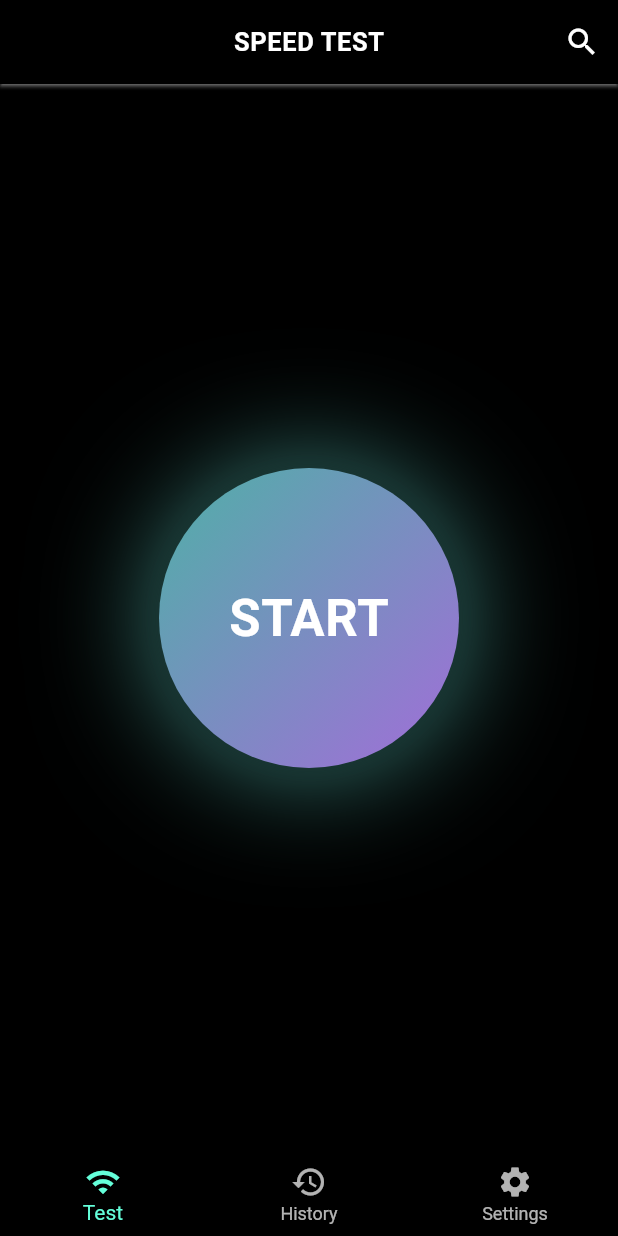
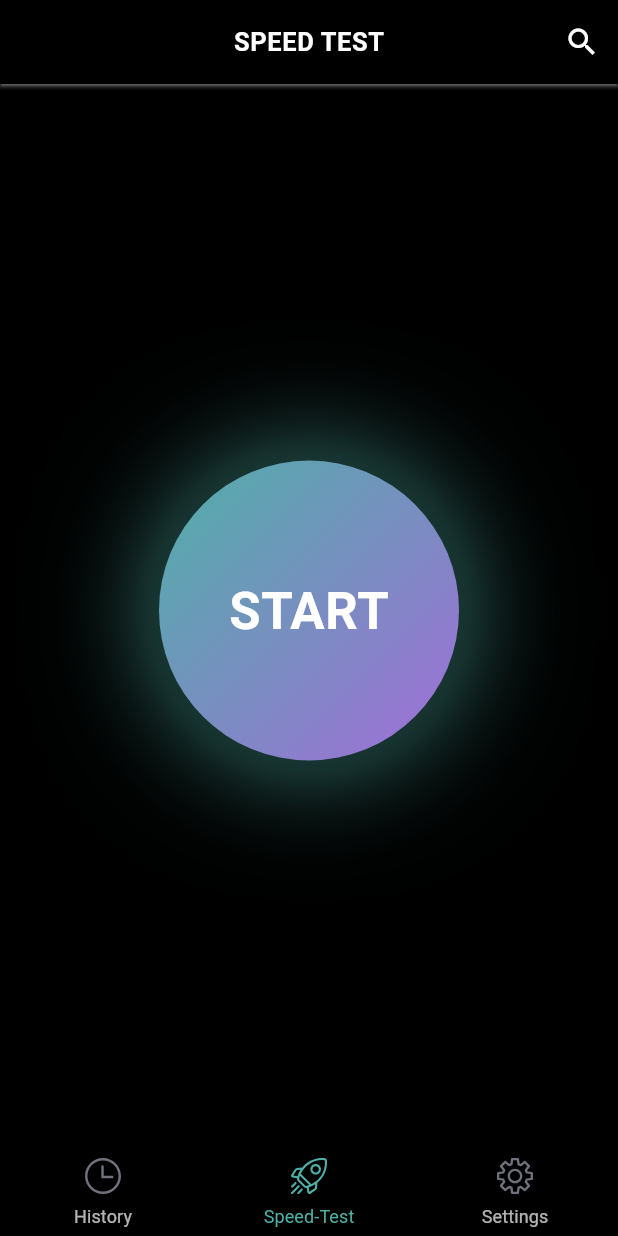
Before and after one commit to vfiruz97/speed_test, a Flutter app: the screen it shows after launch, item 2 of the bottom bar chosen, after a tap on "START", after a tap on "CANCEL", on a phone screen of 412 x 824 dp. Run offline on Flutter 3.47's test engine with Material 2 defaults, Android fonts, the phone set to English and light mode, and no system bars; our stand-ins replace bloc, convert, dartz, device_info_plus, flutter_bloc, flutter_slidable and 3 more; missing offline and left inert: flutter_speedometer, internet_speed_test, network_info_plus; generated files the repository leaves out were written again; Roboto replaces fonts that are missing (Montserrat, SF Pro Display, SF Pro Text); statements that could not run were skipped.

Commit message:
changed bottom navigation

```diff
--- a/lib/application/page_navigation/page_navigation_event.dart
+++ b/lib/application/page_navigation/page_navigation_event.dart
@@ -4,7 +4,7 @@ part of 'page_navigation_bloc.dart';
 abstract class PageNavigationEvent with _$PageNavigationEvent {
   const factory PageNavigationEvent.changedCurrentPage({
     @Default(PageName.startPage) PageName newCurrentPage,
-    @Default(0) int newCurrentBottomNavigationIndex,
+    @Default(1) int newCurrentBottomNavigationIndex,
     @Default(0) dynamic data,
   }) = _PageNavigationEvent;
 }
--- a/lib/application/page_navigation/page_navigation_state.dart
+++ b/lib/application/page_navigation/page_navigation_state.dart
@@ -10,7 +10,7 @@ abstract class PageNavigationState with _$PageNavigationState {
 
   factory PageNavigationState.initial() => const PageNavigationState(
         currentPageName: PageName.startPage,
-        currentBottomNavigationIndex: 0,
+        currentBottomNavigationIndex: 1,
         data: 0,
       );
 }
--- a/lib/main.dart
+++ b/lib/main.dart
@@ -4,6 +4,7 @@ import 'package:flutter_bloc/flutter_bloc.dart';
 import 'package:speed_test/application/notification/notification_bloc.dart';
 import 'package:speed_test/application/page_navigation/page_navigation_bloc.dart';
 import 'package:speed_test/application/rate/rate_bloc.dart';
+import 'package:speed_test/presentation/asserts/style.dart';
 import 'package:speed_test/presentation/core/main_page.dart';
 import 'package:speed_test/presentation/subscription/subscription_page.dart';
 
@@ -20,6 +21,8 @@ class SpeedTestApp extends StatelessWidget {
           scaffoldBackgroundColor: Colors.black,
           bottomNavigationBarTheme: const BottomNavigationBarThemeData(
             backgroundColor: Colors.black,
+            selectedLabelStyle: Style.bottomNavSelectedLabelStyle,
+            selectedItemColor: Color.fromRGBO(79, 176, 167, 1),
           ),
           appBarTheme: AppBarTheme.of(context).copyWith(
             backgroundColor: Colors.black,
--- a/lib/presentation/asserts/style.dart
+++ b/lib/presentation/asserts/style.dart
@@ -258,4 +258,11 @@ class Style {
     letterSpacing: 0.41,
     color: Color.fromRGBO(74, 89, 103, 1),
   );
+
+  static const bottomNavSelectedLabelStyle = TextStyle(
+    fontFamily: "Montserrat",
+    fontWeight: FontWeight.w400,
+    fontSize: 12,
+    letterSpacing: 0.08,
+  );
 }
--- a/lib/presentation/core/functions/app_bar.dart
+++ b/lib/presentation/core/functions/app_bar.dart
@@ -17,10 +17,10 @@ AppBar buildAppBar() {
       builder: (context, state) {
         switch (state.currentBottomNavigationIndex) {
           case 0:
-            return const Text('SPEED TEST', style: Style.appBarTitleStyle);
+            return const Text('HISTORY', style: Style.appBarTitleStyle);
             break;
           case 1:
-            return const Text('HISTORY', style: Style.appBarTitleStyle);
+            return const Text('SPEED TEST', style: Style.appBarTitleStyle);
             break;
           case 2:
             return const Text('SETTINGS', style: Style.appBarTitleStyle);
@@ -41,7 +41,7 @@ AppBar buildAppBar() {
                   BlocProvider.of<PageNavigationBloc>(context).add(
                     const PageNavigationEvent.changedCurrentPage(
                       newCurrentPage: PageName.startLoadingPage,
-                      newCurrentBottomNavigationIndex: 0,
+                      newCurrentBottomNavigationIndex: 1,
                     ),
                   );
                 },
@@ -54,7 +54,7 @@ AppBar buildAppBar() {
                   BlocProvider.of<PageNavigationBloc>(context).add(
                     const PageNavigationEvent.changedCurrentPage(
                       newCurrentPage: PageName.startPage,
-                      newCurrentBottomNavigationIndex: 0,
+                      newCurrentBottomNavigationIndex: 1,
                     ),
                   );
                   // TODO: Cancel loading and back to startPage
@@ -119,7 +119,7 @@ AppBar buildAppBar() {
                               BlocProvider.of<PageNavigationBloc>(context).add(
                             const PageNavigationEvent.changedCurrentPage(
                               newCurrentPage: PageName.historyEmptyPage,
-                              newCurrentBottomNavigationIndex: 1,
+                              newCurrentBottomNavigationIndex: 0,
                             ),
                           ),
                         );
@@ -170,7 +170,7 @@ AppBar buildAppBar() {
                         BlocProvider.of<PageNavigationBloc>(context).add(
                           const PageNavigationEvent.changedCurrentPage(
                             newCurrentPage: PageName.historyPage,
-                            newCurrentBottomNavigationIndex: 1,
+                            newCurrentBottomNavigationIndex: 0,
                           ),
                         );
                       }
@@ -194,7 +194,7 @@ AppBar buildAppBar() {
                 BlocProvider.of<PageNavigationBloc>(context).add(
                   const PageNavigationEvent.changedCurrentPage(
                     newCurrentPage: PageName.historyPage,
-                    newCurrentBottomNavigationIndex: 1,
+                    newCurrentBottomNavigationIndex: 0,
                   ),
                 );
               },
--- a/lib/presentation/core/functions/bottom_navigation_bar.dart
+++ b/lib/presentation/core/functions/bottom_navigation_bar.dart
@@ -1,5 +1,6 @@
 import 'package:flutter/material.dart';
 import 'package:flutter_bloc/flutter_bloc.dart';
+import 'package:flutter_svg/svg.dart';
 import 'package:speed_test/application/page_navigation/page_navigation_bloc.dart';
 import 'package:speed_test/application/page_navigation/pages_name.dart';
 import 'package:speed_test/presentation/asserts/style.dart';
@@ -16,7 +17,7 @@ BlocBuilder<PageNavigationBloc, PageNavigationState>
               case 0:
                 BlocProvider.of<PageNavigationBloc>(context).add(
                   const PageNavigationEvent.changedCurrentPage(
-                    newCurrentPage: PageName.startPage,
+                    newCurrentPage: PageName.historyPage,
                     newCurrentBottomNavigationIndex: 0,
                   ),
                 );
@@ -24,7 +25,7 @@ BlocBuilder<PageNavigationBloc, PageNavigationState>
               case 1:
                 BlocProvider.of<PageNavigationBloc>(context).add(
                   const PageNavigationEvent.changedCurrentPage(
-                    newCurrentPage: PageName.historyPage,
+                    newCurrentPage: PageName.startPage,
                     newCurrentBottomNavigationIndex: 1,
                   ),
                 );
@@ -41,7 +42,7 @@ BlocBuilder<PageNavigationBloc, PageNavigationState>
                 BlocProvider.of<PageNavigationBloc>(context).add(
                   const PageNavigationEvent.changedCurrentPage(
                     newCurrentPage: PageName.startPage,
-                    newCurrentBottomNavigationIndex: 0,
+                    newCurrentBottomNavigationIndex: 1,
                   ),
                 );
             }
@@ -49,21 +50,36 @@ BlocBuilder<PageNavigationBloc, PageNavigationState>
           currentIndex: state.currentBottomNavigationIndex,
           // ignore: prefer_const_literals_to_create_immutables
           items: [
-            const BottomNavigationBarItem(
-              label: 'Test',
-              icon: Icon(Icons.wifi),
-            ),
-            const BottomNavigationBarItem(
-              label: 'History',
-              icon: Icon(Icons.history),
-            ),
-            const BottomNavigationBarItem(
-              label: 'Settings',
-              icon: Icon(Icons.settings),
-            ),
+            bottomNavigationBarItem(label: 'History', imageName: "history"),
+            bottomNavigationBarItem(label: 'Speed-Test', imageName: "shuttle"),
+            bottomNavigationBarItem(label: 'Settings', imageName: "settings"),
           ],
         ),
       );
     },
   );
 }
+
+BottomNavigationBarItem bottomNavigationBarItem(
+    {String label, String imageName}) {
+  return BottomNavigationBarItem(
+    label: label,
+    icon: Padding(
+      padding: const EdgeInsets.all(8.0),
+      child: SvgPicture.asset(
+        "assets/images/$imageName.svg",
+        height: 24,
+        width: 24,
+      ),
+    ),
+    activeIcon: Padding(
+      padding: const EdgeInsets.all(8.0),
+      child: SvgPicture.asset(
+        "assets/images/$imageName.svg",
+        height: 24,
+        width: 24,
+        color: const Color.fromRGBO(79, 176, 168, 1),
+      ),
+    ),
+  );
+}
--- a/lib/presentation/core/main_page.dart
+++ b/lib/presentation/core/main_page.dart
@@ -45,7 +45,9 @@ class MainPage extends StatelessWidget {
                     const Duration(seconds: 1),
                     () => BlocProvider.of<PageNavigationBloc>(context).add(
                       const PageNavigationEvent.changedCurrentPage(
-                          newCurrentPage: PageName.startPage),
+                        newCurrentPage: PageName.startPage,
+                        newCurrentBottomNavigationIndex: 1,
+                      ),
                     ),
                   );
                 }
--- a/lib/presentation/core/widgets/restart_button_widget.dart
+++ b/lib/presentation/core/widgets/restart_button_widget.dart
@@ -21,9 +21,11 @@ class RestartButtonWidget extends StatelessWidget {
         child: const Text('Restart', style: Style.restartButtonStyle),
       ),
       onPressed: () {
-        BlocProvider.of<PageNavigationBloc>(context).add(
-            const PageNavigationEvent.changedCurrentPage(
-                newCurrentPage: PageName.startLoadingPage));
+        BlocProvider.of<PageNavigationBloc>(context)
+            .add(const PageNavigationEvent.changedCurrentPage(
+          newCurrentPage: PageName.startLoadingPage,
+          newCurrentBottomNavigationIndex: 1,
+        ));
       },
     );
   }
--- a/lib/presentation/core/widgets/start_button_widget.dart
+++ b/lib/presentation/core/widgets/start_button_widget.dart
@@ -18,7 +18,7 @@ class StartButtonWidget extends StatelessWidget {
         BlocProvider.of<PageNavigationBloc>(context).add(
           const PageNavigationEvent.changedCurrentPage(
             newCurrentPage: PageName.startLoadingPage,
-            newCurrentBottomNavigationIndex: 0,
+            newCurrentBottomNavigationIndex: 1,
           ),
         );
       },
--- a/lib/presentation/history/widgets/history_card_widget.dart
+++ b/lib/presentation/history/widgets/history_card_widget.dart
@@ -22,7 +22,7 @@ class HistoryCardWidget extends StatelessWidget {
         BlocProvider.of<PageNavigationBloc>(context).add(
           PageNavigationEvent.changedCurrentPage(
             newCurrentPage: PageName.historyShow,
-            newCurrentBottomNavigationIndex: 1,
+            newCurrentBottomNavigationIndex: 0,
             data: speed,
           ),
         );
--- a/lib/presentation/start_page/test_network_speed_page.dart
+++ b/lib/presentation/start_page/test_network_speed_page.dart
@@ -97,7 +97,9 @@ class _DisplaySpeedometrWidgetState extends State<DisplaySpeedometrWidget> {
           const Duration(seconds: 1),
           () => BlocProvider.of<PageNavigationBloc>(context).add(
             const PageNavigationEvent.changedCurrentPage(
-                newCurrentPage: PageName.startPage),
+              newCurrentPage: PageName.startPage,
+              newCurrentBottomNavigationIndex: 1,
+            ),
           ),
         );
       },
@@ -142,7 +144,7 @@ class _DisplaySpeedometrWidgetState extends State<DisplaySpeedometrWidget> {
         Future.delayed(const Duration(seconds: 1), () {
           BlocProvider.of<PageNavigationBloc>(context).add(
             const PageNavigationEvent.changedCurrentPage(
-              newCurrentBottomNavigationIndex: 0,
+              newCurrentBottomNavigationIndex: 1,
               newCurrentPage: PageName.startDisplayNetworkSpeedPage,
             ),
           );
@@ -157,14 +159,16 @@ class _DisplaySpeedometrWidgetState extends State<DisplaySpeedometrWidget> {
       onError: (String errorMessage, String speedTestError) {
         _randomUploadTimer.cancel();
         BlocProvider.of<NotificationBloc>(context).add(
-           NotificationEvent.show(
+          NotificationEvent.show(
               "Occured an unexpected error, check the connection and please try again! $speedTestError"),
         );
         Future.delayed(
           const Duration(seconds: 1),
           () => BlocProvider.of<PageNavigationBloc>(context).add(
             const PageNavigationEvent.changedCurrentPage(
-                newCurrentPage: PageName.startPage),
+              newCurrentPage: PageName.startPage,
+              newCurrentBottomNavigationIndex: 1,
+            ),
           ),
         );
       },
--- a/pubspec.yaml
+++ b/pubspec.yaml
@@ -31,13 +31,14 @@ dependencies:
   dartz: ^0.10.0-nullsafety.1
   device_info_plus: ^1.0.1
   flutter_bloc: ^7.0.0
+  flutter_slidable: ^0.6.0
+  flutter_svg: ^0.22.0
   freezed_annotation: 0.12.0
   internet_speed_test: ^1.5.0
   network_info_plus: ^1.0.1
   path_provider: ^2.0.2
   share: ^2.0.4
   uuid: any
-  flutter_slidable: ^0.6.0
 
 dev_dependencies:
   flutter_test:
```
Also changed, not shown: assets/images/history.svg (added), assets/images/settings.svg (added), assets/images/shuttle.svg (added), lib/application/page_navigation/page_navigation_bloc.freezed.dart, pubspec.lock.
